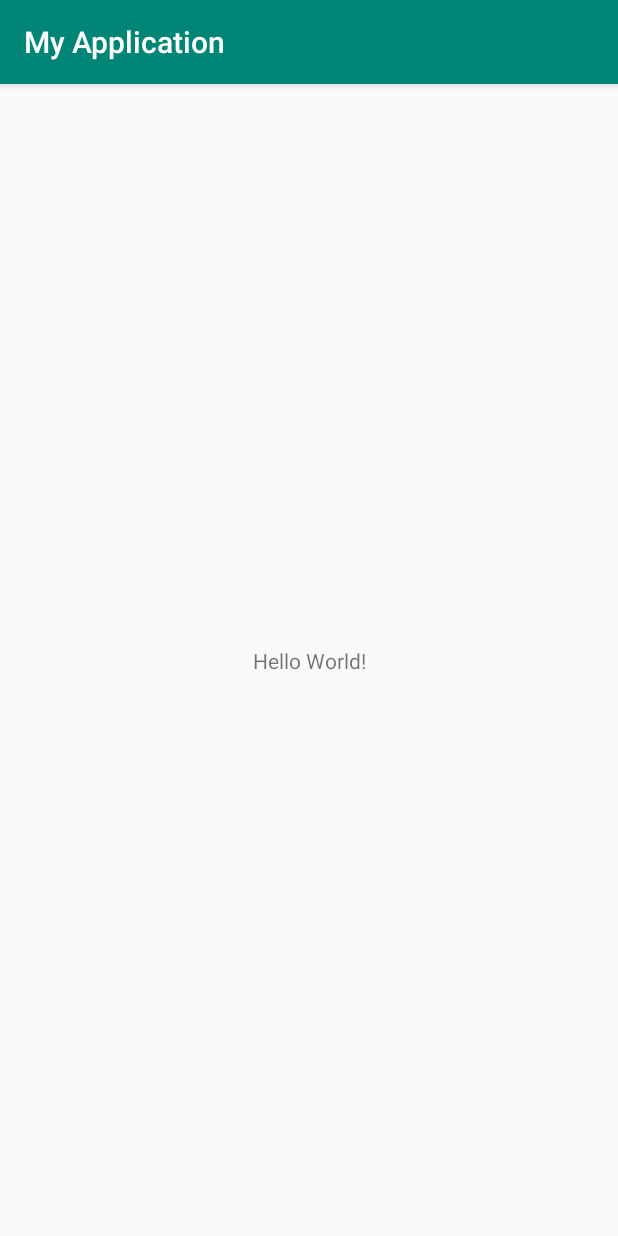
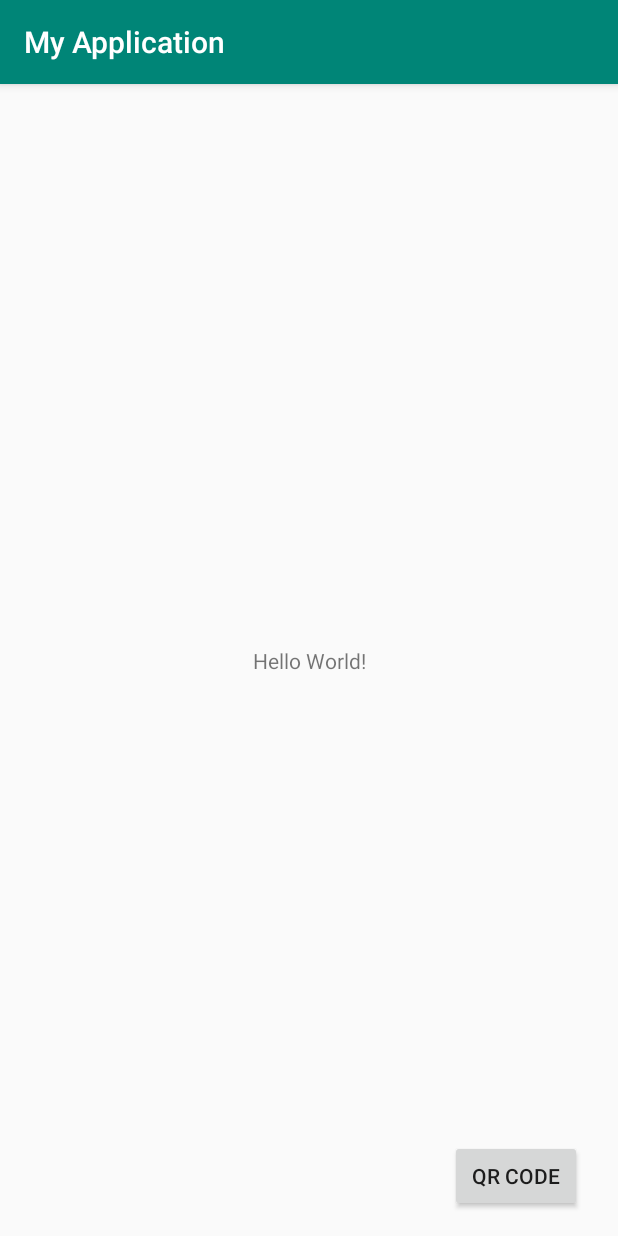
Before and after one commit to 4542elgh/MDReminder, an Android app: the screen it shows after launch (MainActivity), on a phone screen of 412 x 824 dp. Run offline under Robolectric (Android 15) with nearby library versions, the phone set to English and light mode, and no system bars; our stand-ins replace Room's generated code; libraries missing offline, so code that uses them is left out: com.google.zxing.integration.

Commit message:
add QR Code

```diff
--- a/app/build.gradle
+++ b/app/build.gradle
@@ -20,13 +20,15 @@ android {
 
 dependencies {
     implementation fileTree(dir: 'libs', include: ['*.jar'])
+
     implementation 'com.android.support:appcompat-v7:28.0.0'
     implementation 'com.android.support.constraint:constraint-layout:1.1.3'
     testImplementation 'junit:junit:4.12'
     androidTestImplementation 'com.android.support.test:runner:1.0.2'
     androidTestImplementation 'com.android.support.test.espresso:espresso-core:3.0.2'
 
-
+    implementation 'com.journeyapps:zxing-android-embedded:3.0.2@aar'
+    implementation 'com.google.zxing:core:3.2.0'
 
     // For room
     api "android.arch.lifecycle:extensions:$rootProject.archLifecycleVersion"
--- a/app/src/main/AndroidManifest.xml
+++ b/app/src/main/AndroidManifest.xml
@@ -1,6 +1,8 @@
 <?xml version="1.0" encoding="utf-8"?>
 <manifest xmlns:android="http://schemas.android.com/apk/res/android"
     package="com.example.herr.MDReader">
+
+    <uses-permission android:name="android.permission.CAMERA"/>
 
     <application
         android:allowBackup="true"
@@ -18,4 +20,6 @@
         </activity>
     </application>
 
+
+
 </manifest>
--- a/app/src/main/res/layout/activity_main.xml
+++ b/app/src/main/res/layout/activity_main.xml
@@ -15,4 +15,14 @@
         app:layout_constraintRight_toRightOf="parent"
         app:layout_constraintTop_toTopOf="parent" />
 
+    <Button
+        android:id="@+id/qr_button"
+        android:layout_width="wrap_content"
+        android:layout_height="wrap_content"
+        android:layout_marginEnd="24dp"
+        android:layout_marginBottom="16dp"
+        android:text="QR Code"
+        app:layout_constraintBottom_toBottomOf="parent"
+        app:layout_constraintEnd_toEndOf="parent" />
+
 </android.support.constraint.ConstraintLayout>
```
Also changed, not shown: app/src/main/java/com/example/herr/MDReader/DrugRepository.java (+4 -4 lines), app/src/main/java/com/example/herr/MDReader/MainActivity.java (+55 -1 lines).
